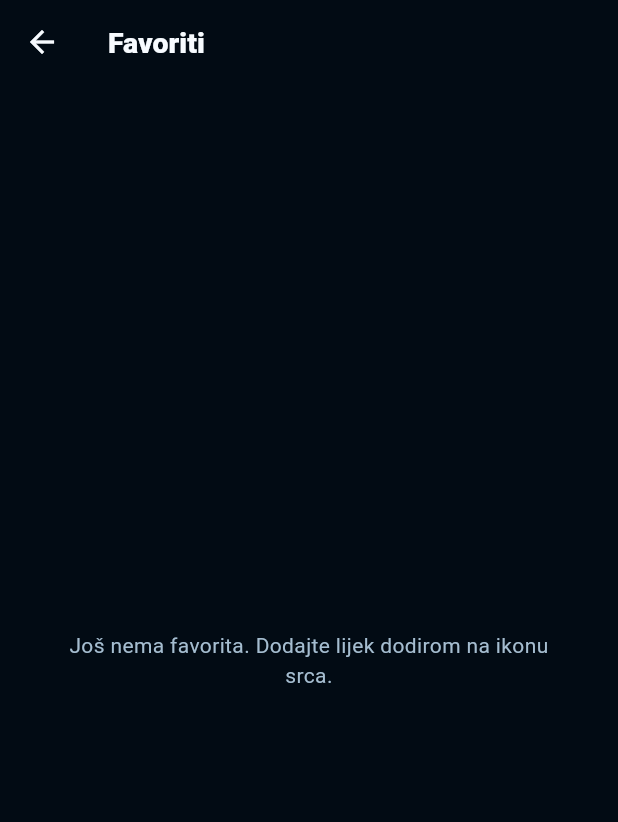
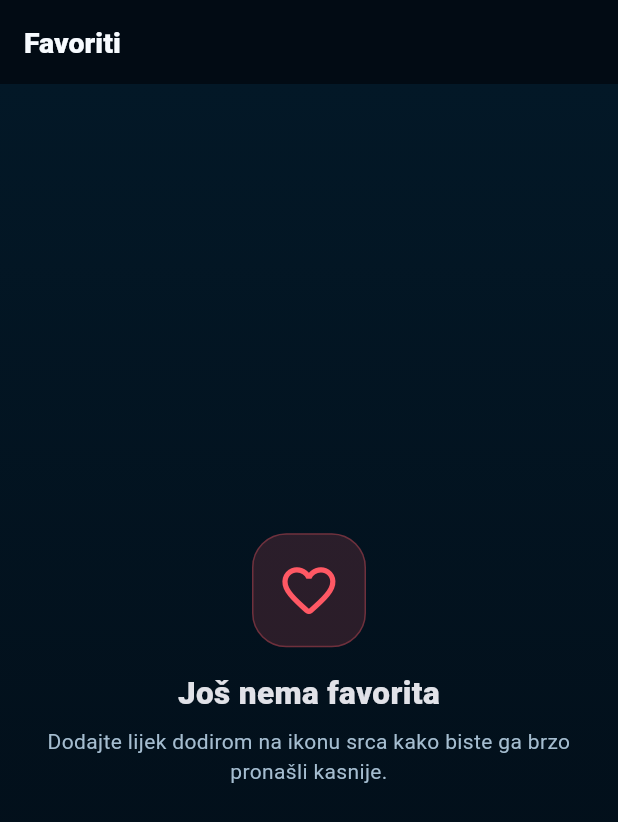
Before and after one commit to bren-wp/MediX, a Flutter app: the FavoritesScreen widget shown alone on an empty page, opened directly with empty values, on a phone screen of 412 x 824 dp. Shown: the top 822 px of the screen. Run offline on Flutter 3.47's test engine with Material 3 defaults, Android fonts, the phone set to English and light mode, and no system bars; our stand-ins replace flutter_local_notifications, flutter_timezone, shared_preferences, timezone; accounts and stored records are empty.

Commit message:
ux: unify favorites empty state and page styling

```diff
--- a/lib/features/favorites/favorites_screen.dart
+++ b/lib/features/favorites/favorites_screen.dart
@@ -3,6 +3,7 @@
 import '../../core/theme/medix_theme.dart';
 import '../../state/medix_state.dart';
 import '../../widgets/medication_tile.dart';
+import '../../widgets/medix_page.dart';
 import '../medications/medication_detail_screen.dart';
 
 class FavoritesScreen extends StatelessWidget {
@@ -20,18 +21,16 @@
       builder: (context, _) {
         final favorites = state.favorites;
 
-        return Scaffold(
+        return MedixPage(
+          safeArea: false,
           appBar: AppBar(title: const Text('Favoriti')),
-          body: favorites.isEmpty
-              ? const Center(
-                  child: Padding(
-                    padding: EdgeInsets.all(30),
-                    child: Text(
-                      'Još nema favorita. Dodajte lijek dodirom na ikonu srca.',
-                      textAlign: TextAlign.center,
-                      style: TextStyle(color: MedixColors.textSecondary),
-                    ),
-                  ),
+          child: favorites.isEmpty
+              ? const MedixEmptyState(
+                  icon: Icons.favorite_border_rounded,
+                  title: 'Još nema favorita',
+                  message:
+                      'Dodajte lijek dodirom na ikonu srca kako biste ga brzo pronašli kasnije.',
+                  color: MedixColors.danger,
                 )
               : ListView.separated(
                   padding: const EdgeInsets.fromLTRB(18, 4, 18, 30),
```
